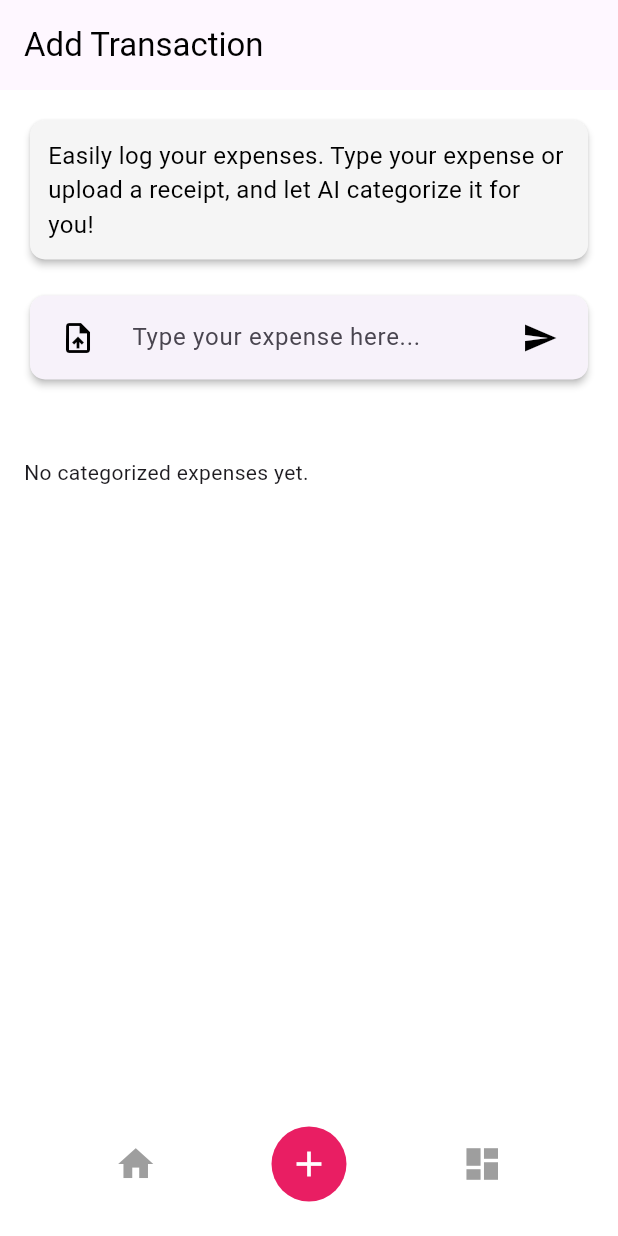
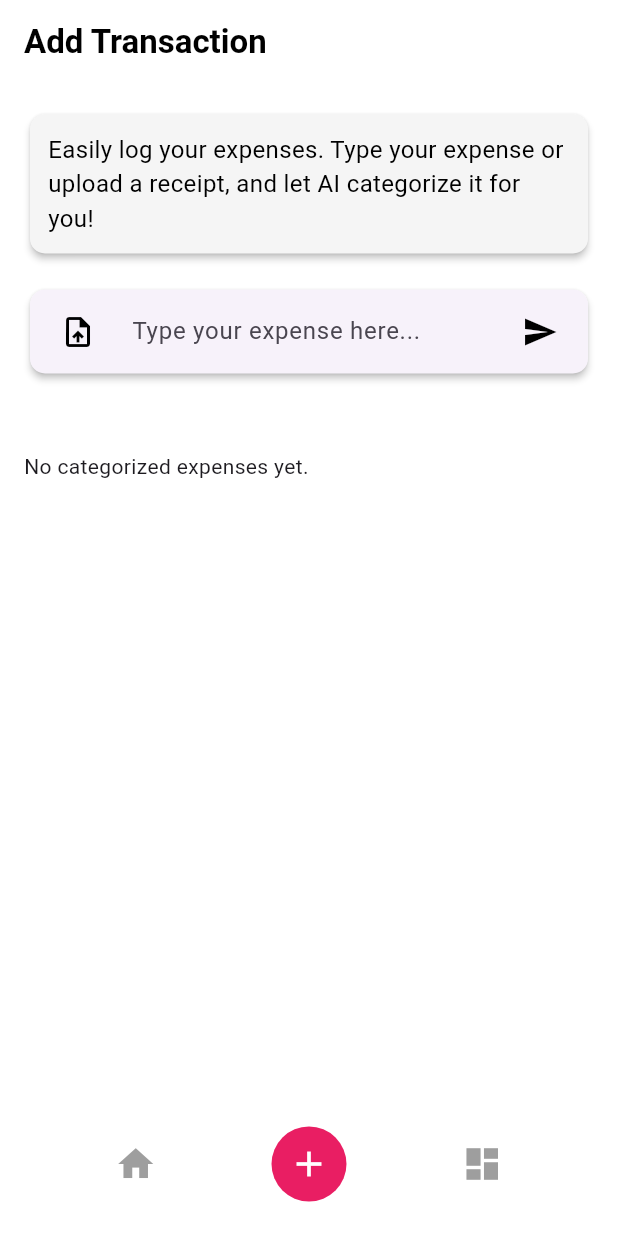
Before and after one commit to shortlion99/dollar-saver, a Flutter app: the screen it shows after launch, item 2 of the bottom bar chosen, on a phone screen of 412 x 824 dp. Run offline on Flutter 3.47's test engine with Material 3 defaults, Android fonts, the phone set to English and light mode, and no system bars; our stand-ins replace image_picker.

Commit message:
updated screens

```diff
--- a/frontend/lib/screens/add_transaction_screen.dart
+++ b/frontend/lib/screens/add_transaction_screen.dart
@@ -17,21 +17,26 @@ class _AddTransactionScreenState extends State<AddTransactionScreen> {
   List<String> categorizedExpenses = []; // Store categorized expenses
   bool _isProcessing = false; // To track processing state
 
+  static const TextStyle titleStyle = TextStyle(
+    fontSize: 22,
+    fontWeight: FontWeight.bold,
+    color: Colors.black,
+  );
+
   @override
   Widget build(BuildContext context) {
-    return Scaffold(
-      backgroundColor: Colors.white,
+
+      return Scaffold(
+        backgroundColor: Colors.white,
       appBar: AppBar(
         elevation: 0,
-        title: Row(
-          children: [
-            const Text('Add Transaction',
-                style: TextStyle(color: Colors.black)),
-          ],
-        ),
-        // Aligning title to the left
-        toolbarHeight: 60, // Adjust height if necessary
+        title: const Text('Add Transaction', style: titleStyle),
+        backgroundColor: Colors.white,
+        elevation: 0,
+        iconTheme: const IconThemeData(color: Colors.black),
       ),
+
+
       body: Padding(
         padding: const EdgeInsets.all(16.0),
         child: SingleChildScrollView(
```
Also changed, not shown: frontend/lib/screens/dashboard.dart (+1 -9 lines).
